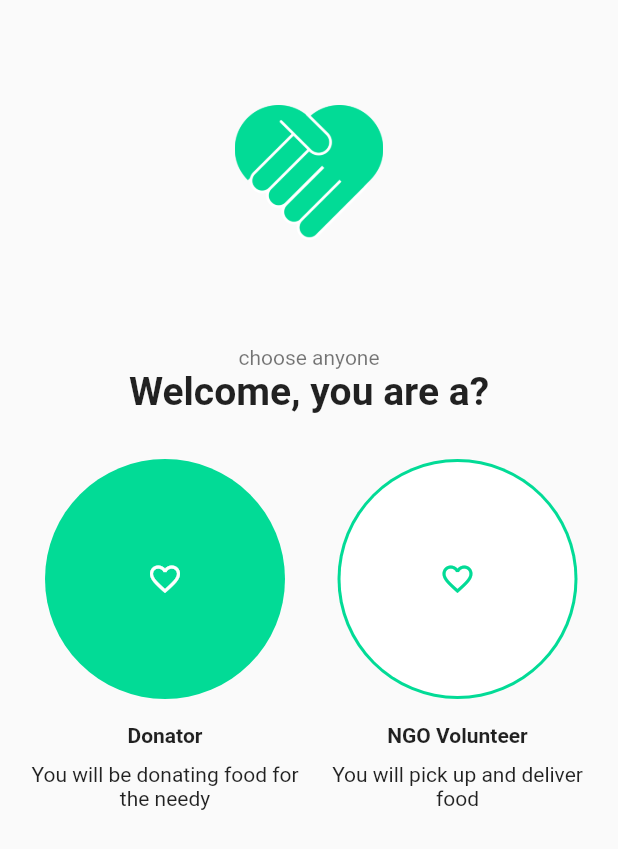
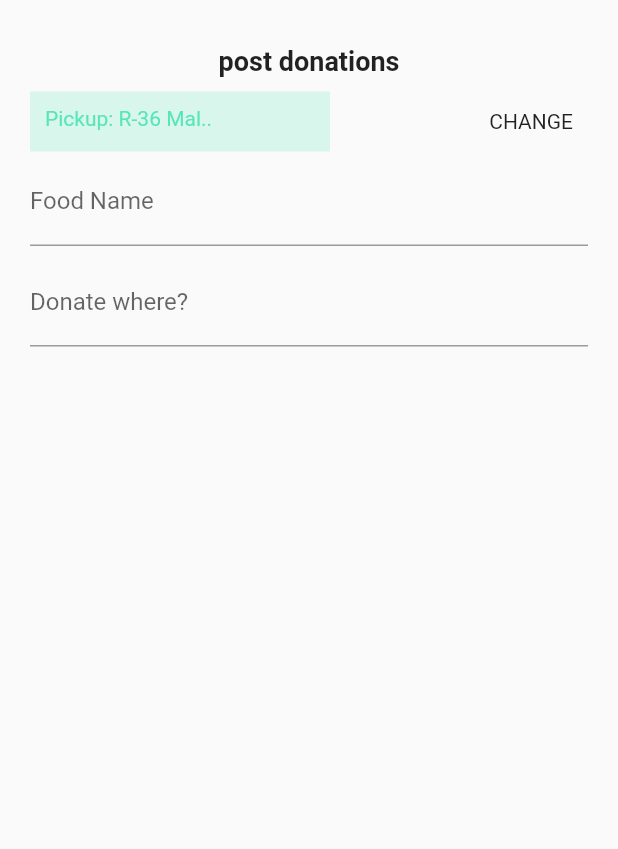
Before and after one commit to Redi22/Flutter_app_challenge, a Flutter app: the Home screen opened by its route, on a phone screen of 412 x 824 dp. Shown: the top 849 px of the screen. Run offline on Flutter 3.47's test engine with Material 2 defaults, Android fonts, the phone set to English and light mode, and no system bars; our stand-ins replace cloud_firestore, firebase_auth; accounts and stored records are empty; project files that could hold a hidden picture were left out.

```diff
--- a/lib/UI/Screens/Home.dart
+++ b/lib/UI/Screens/Home.dart
@@ -1,97 +1,82 @@
 import 'package:flutter/cupertino.dart';
 import 'package:flutter/material.dart';
+import 'package:flutterappchallenge/UI/Widgets/RangeSelector.dart';
 
+ enum dates{Today , Tomorrow , DayAfter}
 class Home extends StatelessWidget {
   final String username;
   final String userId;
 
   const Home({Key key, this.username, this.userId}) : super(key: key);
+
   @override
+
+
   Widget build(BuildContext context) {
     return SafeArea(
       child: Scaffold(
-        body: Column(
+        body: Container(
+          child: Padding(
+            padding: const EdgeInsets.all(20.0),
+            child: Column(
+              crossAxisAlignment: CrossAxisAlignment.start,
               children: <Widget>[
                 Padding(
-              padding: const EdgeInsets.symmetric(horizontal: 65.0 , vertical: 70.0 ),
-              child: Image.asset("Assets/Images/heart icon.png",
-                  width: 100, height: 90, fit: BoxFit.fitHeight),
+                  padding: const EdgeInsets.all(10.0),
+                  child: Center(child: Text("post donations" , style: TextStyle(fontWeight: FontWeight.bold , fontSize: 18 ),)),
                 ),
-Text("choose anyone" , style: TextStyle(color: Colors.black54),),
-            Text("Welcome, you are a?" ,style: TextStyle(fontWeight: FontWeight.bold , fontSize: 26.0)),
-            Padding(
-              padding: const EdgeInsets.symmetric(horizontal: 10.0, vertical: 30.0),
-              child: Row(
+                 Row(
                    children: <Widget>[
                      Container(
+                       height: 40.0,
+                       width: 200.0,
+                       color: Color(0x2202DB96),
+                       child: Padding(
+                         padding: const EdgeInsets.all(10.0),
+                         child: Text("Pickup: R-36 Mal.." , style: TextStyle(color: Color(0x9902DB96)),),
+                       ),
+                     ),
+                     Spacer(),
+                     Padding(
+                       padding: const EdgeInsets.all(10.0),
+                       child: InkWell(
+                         onTap: (){},
+                         child: Text("CHANGE" , style: TextStyle(fontSize: 14),),
+                       ),
+                     )
+                   ],
+                 ),
+                Padding(
+                  padding: const EdgeInsets.symmetric(vertical:4.0),
+                  child: TextField(
+                    onChanged: (value) => {
+                      print(value)
+                    },
+                    decoration: InputDecoration(
+                        labelText: "Food Name",
 
-                    child: Column(
-                      children: <Widget>[
-
+                    ),
+                  ),
+                ),
                 Padding(
-                            padding: const EdgeInsets.only(bottom: 16.0),
-                            child: CircleAvatar(
-                              radius: 80.0,
-                              backgroundColor: Color(0xff02DB96),
-                              child: Icon(
-                                Icons.favorite_border,
-                                color: Colors.white,
+                  padding: const EdgeInsets.symmetric(vertical:4.0),
+                  child: TextField(
+                    onChanged: (value) => {
+                      print(value)
+                    },
+                    decoration: InputDecoration(
+                        labelText: "Donate where?",
+                        prefix: Text("Give to:")
                     ),
                   ),
                 ),
 
-                        Text("Donator", style: TextStyle(fontWeight: FontWeight.bold)),
                 Padding(
-                          padding: const EdgeInsets.all(10.0),
-                          child: Text(
-                            "You will be donating food for the needy", textAlign: TextAlign.center, style: TextStyle(
+                  padding: const EdgeInsets.only(top: 12.0),
+
 
         ),
-                          ),
-                        )
-                      ],
-                    ),
-                    width: 200,
-                    height: 350,
-                  ),
-
-                     Container(
-                       child: Column(
-                         children: <Widget>[
-                           Padding(
-                             padding: const EdgeInsets.only(bottom: 16.0),
-                             child: CircleAvatar(
-                              radius: 80.0,
-                              backgroundColor: Color(0xff02DB96),
-                              child: CircleAvatar(
-                                radius: 78.0,
-                                backgroundColor: Colors.white,
-                                child: Icon(
-                                  Icons.favorite_border,
-                                  color:  Color(0xff02DB96),
-                                ),
-                              ),
-                    ),
-                           ),
-                           Text("NGO Volunteer", style: TextStyle(fontWeight: FontWeight.bold),),
-                           Padding(
-                             padding: const EdgeInsets.all(10.0),
-                             child: Text(
-                                 "You will pick up and deliver food", textAlign: TextAlign.center,
-                             ),
-                           )
-                         ],
-                       ),
-                       width: 190,
-                       height: 350,
-                     ),
-                ],
-              ),
-            )
-
-          ],
-        ),
-      ),
-    );
+        ])
+    ))));
   }
 }
```
Also changed, not shown: lib/UI/Screens/FinishSignUP.dart (+78 -3 lines), lib/UI/Screens/RootPage.dart (+12 -16 lines). Lines whose indentation alone changed are shown as unchanged.
